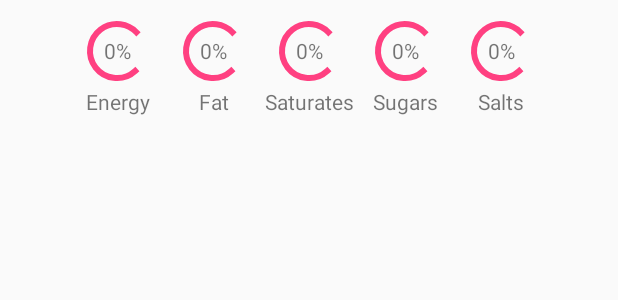
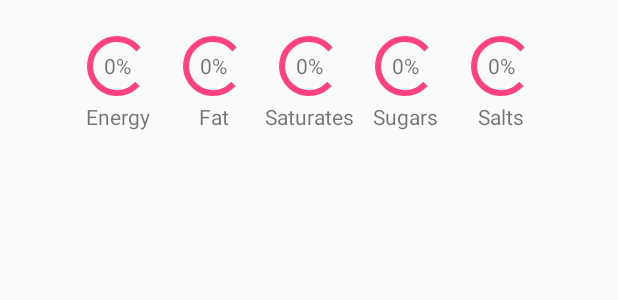
Before and after one commit to EuanMason/NutriLabel, an Android app: the layout recycler_row_layout.xml on its own in the app's theme, with its tools: preview values and no code run, on a phone screen of 412 x 824 dp. Shown: the top 300 px of the screen. Run offline under Robolectric (Android 15) with nearby library versions, the phone set to English and light mode, and no system bars; plain views replace CircularProgressBar.

```diff
--- a/app/src/main/AndroidManifest.xml
+++ b/app/src/main/AndroidManifest.xml
@@ -57,7 +57,8 @@
             android:name=".Main2Activity"
             android:label="@string/title_activity_main2"
             android:theme="@style/AppTheme.NoActionBar" />
-        <activity android:name=".Timeline"></activity>
+        <activity android:name=".Timeline"
+            android:theme="@style/AppTheme.NoActionBar"></activity>
     </application>
 
 </manifest>
--- a/app/src/main/java/masonator117/com/nutrilabel/CropImageActivity.java
+++ b/app/src/main/java/masonator117/com/nutrilabel/CropImageActivity.java
@@ -8,8 +8,6 @@ import android.os.Environment;
 import android.provider.MediaStore;
 import android.support.v7.app.AppCompatActivity;
 import android.os.Bundle;
-import android.support.v7.widget.Toolbar;
-import android.util.Log;
 import android.widget.ImageView;
 import android.widget.Toast;
 
@@ -17,9 +15,7 @@ import com.theartofdev.edmodo.cropper.CropImage;
 
 
 import java.io.File;
-import java.io.FileOutputStream;
 import java.io.IOException;
-import java.io.OutputStream;
 import java.text.SimpleDateFormat;
 import java.util.Date;
 
--- a/app/src/main/res/layout/recycler_row_layout.xml
+++ b/app/src/main/res/layout/recycler_row_layout.xml
@@ -7,7 +7,12 @@
     android:layout_width="match_parent"
     android:layout_height="wrap_content"
     android:orientation="horizontal"
-    android:padding="10dp">
+    android:paddingBottom="10dp"
+    android:paddingEnd="10dp"
+    android:paddingLeft="10dp"
+    android:paddingRight="10dp"
+    android:paddingStart="10dp"
+    android:paddingTop="20dp">
 
 
     <RelativeLayout
@@ -17,70 +22,70 @@
         android:gravity="center_horizontal">
 
         <TextView
-            android:id="@+id/fatPercent"
+            android:id="@+id/fatPercentRecycler"
             android:layout_width="@dimen/progressSmall"
             android:layout_height="@dimen/progressSmall"
             android:layout_marginLeft="8dp"
             android:layout_marginRight="8dp"
-            android:layout_toRightOf="@+id/energyProgressBar"
+            android:layout_toRightOf="@+id/energyProgressBarRecycler"
             android:gravity="center_vertical|center_horizontal"
             android:text="0%" />
 
         <TextView
-            android:id="@+id/saturatesPercent"
+            android:id="@+id/saturatesPercentRecycler"
             android:layout_width="@dimen/progressSmall"
             android:layout_height="@dimen/progressSmall"
             android:layout_marginLeft="8dp"
             android:layout_marginRight="8dp"
-            android:layout_toRightOf="@+id/fatProgressBar"
+            android:layout_toRightOf="@+id/fatProgressBarRecycler"
             android:gravity="center_vertical|center_horizontal"
             android:text="0%" />
 
         <TextView
-            android:id="@+id/sugarPercent"
+            android:id="@+id/sugarPercentRecycler"
             android:layout_width="@dimen/progressSmall"
             android:layout_height="@dimen/progressSmall"
             android:layout_marginLeft="8dp"
             android:layout_marginRight="8dp"
-            android:layout_toRightOf="@+id/saturatesProgressBar"
+            android:layout_toRightOf="@+id/saturatesProgressBarRecycler"
             android:gravity="center_vertical|center_horizontal"
             android:text="0%" />
 
         <com.brkckr.circularprogressbar.CircularProgressBar
-            android:id="@+id/saltProgressBar"
+            android:id="@+id/saltProgressBarRecycler"
             android:layout_width="@dimen/progressSmall"
             android:layout_height="@dimen/progressSmall"
             android:layout_marginLeft="8dp"
             android:layout_marginRight="8dp"
-            android:layout_toRightOf="@+id/sugarProgressBar"
+            android:layout_toRightOf="@+id/sugarProgressBarRecycler"
 
             ProgressWheel:cpbBackgroundColor="#F1992D"
             ProgressWheel:cpbBackgroundWidth="@dimen/background_width"
             ProgressWheel:cpbProgressColor="#9F3238"
-            ProgressWheel:cpbProgressWidth="@dimen/progress_width"
+            ProgressWheel:cpbProgressWidth="@dimen/progressSmallWidth"
             ProgressWheel:cpbState="clockwise" />
 
         <com.brkckr.circularprogressbar.CircularProgressBar
-            android:id="@+id/energyProgressBar"
+            android:id="@+id/energyProgressBarRecycler"
             android:layout_width="@dimen/progressSmall"
             android:layout_height="@dimen/progressSmall"
             android:layout_marginLeft="8dp"
             android:layout_marginRight="8dp"
+
             app:cpbBackgroundColor="#F1992D"
-
             app:cpbBackgroundWidth="@dimen/background_width"
             app:cpbProgressColor="#9F3238"
             app:cpbProgressWidth="@dimen/progress_width"
             app:cpbState="clockwise" />
 
         <com.brkckr.circularprogressbar.CircularProgressBar
-            android:id="@+id/fatProgressBar"
+            android:id="@+id/fatProgressBarRecycler"
             android:layout_width="@dimen/progressSmall"
             android:layout_height="@dimen/progressSmall"
             android:layout_marginLeft="8dp"
             android:layout_marginRight="8dp"
 
-            android:layout_toRightOf="@+id/energyProgressBar"
+            android:layout_toRightOf="@+id/energyProgressBarRecycler"
             ProgressWheel:cpbBackgroundColor="#F1992D"
             ProgressWheel:cpbBackgroundWidth="@dimen/background_width"
             ProgressWheel:cpbProgressColor="#9F3238"
@@ -88,31 +93,31 @@
             ProgressWheel:cpbState="clockwise" />
 
         <TextView
-            android:id="@+id/saltPercent"
+            android:id="@+id/saltPercentRecycler"
             android:layout_width="@dimen/progressSmall"
             android:layout_height="@dimen/progressSmall"
             android:layout_marginLeft="8dp"
             android:layout_marginRight="8dp"
-            android:layout_toRightOf="@+id/sugarProgressBar"
+            android:layout_toRightOf="@+id/sugarProgressBarRecycler"
             android:gravity="center_vertical|center_horizontal"
             android:text="0%" />
 
         <com.brkckr.circularprogressbar.CircularProgressBar
-            android:id="@+id/sugarProgressBar"
+            android:id="@+id/sugarProgressBarRecycler"
             android:layout_width="@dimen/progressSmall"
             android:layout_height="@dimen/progressSmall"
             android:layout_marginLeft="8dp"
             android:layout_marginRight="8dp"
-            android:layout_toRightOf="@+id/saturatesProgressBar"
+            android:layout_toRightOf="@+id/saturatesProgressBarRecycler"
 
             ProgressWheel:cpbBackgroundColor="#F1992D"
             ProgressWheel:cpbBackgroundWidth="@dimen/background_width"
             ProgressWheel:cpbProgressColor="#9F3238"
-            ProgressWheel:cpbProgressWidth="@dimen/progress_width"
+            ProgressWheel:cpbProgressWidth="@dimen/progressSmallWidth"
             ProgressWheel:cpbState="clockwise" />
 
         <TextView
-            android:id="@+id/energyPercent"
+            android:id="@+id/energyPercentRecycler"
             android:layout_width="@dimen/progressSmall"
             android:layout_height="@dimen/progressSmall"
             android:layout_marginLeft="8dp"
@@ -121,17 +126,17 @@
             android:text="0%" />
 
         <com.brkckr.circularprogressbar.CircularProgressBar
-            android:id="@+id/saturatesProgressBar"
+            android:id="@+id/saturatesProgressBarRecycler"
             android:layout_width="@dimen/progressSmall"
             android:layout_height="@dimen/progressSmall"
             android:layout_marginLeft="8dp"
             android:layout_marginRight="8dp"
-            android:layout_toRightOf="@+id/fatProgressBar"
+            android:layout_toRightOf="@+id/fatProgressBarRecycler"
 
             ProgressWheel:cpbBackgroundColor="#F1992D"
             ProgressWheel:cpbBackgroundWidth="@dimen/background_width"
             ProgressWheel:cpbProgressColor="#9F3238"
-            ProgressWheel:cpbProgressWidth="@dimen/progress_width"
+            ProgressWheel:cpbProgressWidth="@dimen/progressSmallWidth"
             ProgressWheel:cpbState="clockwise" />
     </RelativeLayout>
 
--- a/app/src/main/res/values/dimens.xml
+++ b/app/src/main/res/values/dimens.xml
@@ -7,4 +7,5 @@
     <dimen name="nav_header_height">176dp</dimen>
     <dimen name="progress">96dp</dimen>
     <dimen name="progressSmall">48dp</dimen>
+    <dimen name="progressSmallWidth">6dp</dimen>
 </resources>
```
Also changed, not shown: app/src/main/java/masonator117/com/nutrilabel/DatabaseHandler.java (+44 -3 lines), app/src/main/java/masonator117/com/nutrilabel/MainActivity.java (+6 -9 lines), app/src/main/java/masonator117/com/nutrilabel/RecyclerViewAdapter.java (+66 -14 lines), app/src/main/java/masonator117/com/nutrilabel/SimpleDividerItemDecoration.java (added, +38 -0 lines), app/src/main/java/masonator117/com/nutrilabel/Timeline.java (+193 -21 lines), app/src/main/res/drawable/recycler_horizontal_divider.xml (added, +11 -0 lines), app/src/main/res/layout/activity_main.xml (+17 -17 lines), app/src/main/res/layout/activity_timeline.xml (+15 -2 lines).
